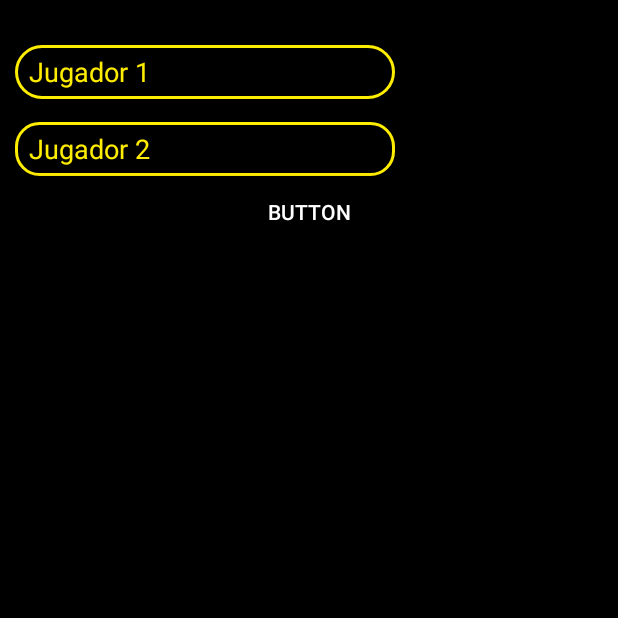
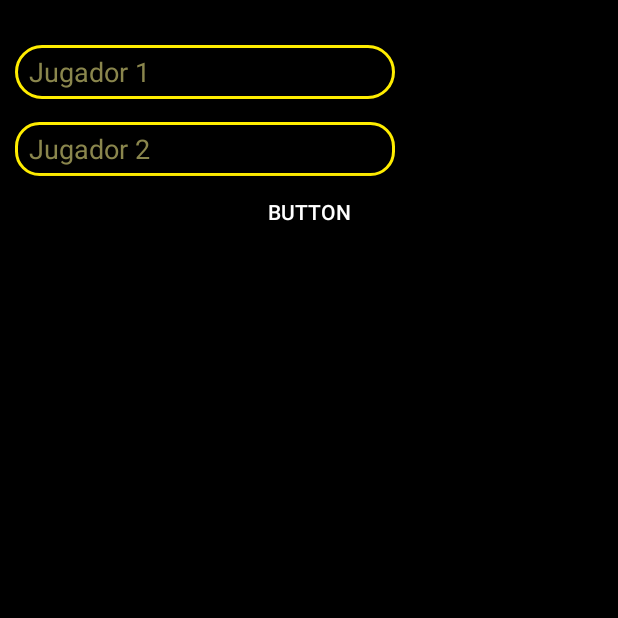
Before and after one commit to ChrisZgz/TG2Grupo1, an Android app: the Juego screen opened directly, with no data from a screen before it, on a phone screen of 412 x 824 dp, the top half of it. Run offline under Robolectric (Android 15) with nearby library versions, the phone set to English and light mode, and no system bars.

Commit message:
cambio color hint

```diff
--- a/app/src/main/res/layout/activity_juego.xml
+++ b/app/src/main/res/layout/activity_juego.xml
@@ -23,7 +23,7 @@
             android:hint="  Jugador 1"
             android:inputType="textPersonName"
             android:textColor="#FFED00"
-            android:textColorHint="#FFED00" />
+            android:textColorHint="#8A864D" />
 
         <EditText
             android:id="@+id/txtJugadorDos"
@@ -36,7 +36,7 @@
             android:hint="  Jugador 2"
             android:inputType="textPersonName"
             android:textColor="#FFED00"
-            android:textColorHint="#FFED00" />
+            android:textColorHint="#8A864D" />
 
         <Button
             android:id="@+id/btnIniciar"
```
